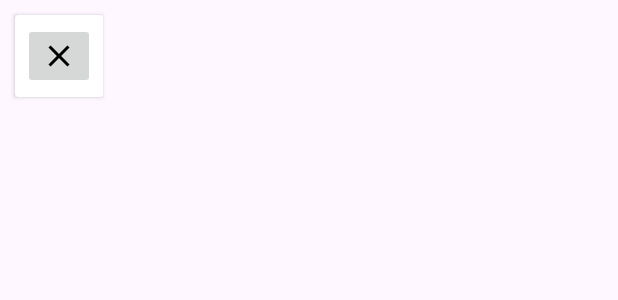
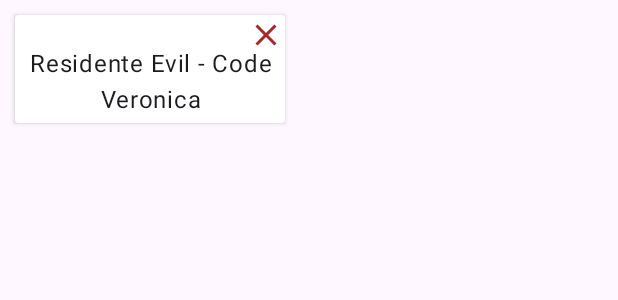
Before and after one commit to FilipeNeiva/ListaGaymer, an Android app: the layout game_list_adapter.xml on its own in the app's theme, with its tools: preview values and no code run, on a phone screen of 412 x 824 dp. Shown: the top 300 px of the screen. Run offline under Robolectric (Android 15) with nearby library versions, the phone set to English and light mode, and no system bars.

Commit message:
ajuste card layout

```diff
--- a/app/src/main/java/com/example/listagaymer/DoneGameFragment.kt
+++ b/app/src/main/java/com/example/listagaymer/DoneGameFragment.kt
@@ -31,7 +31,7 @@ class DoneGameFragment : Fragment() {
 
         binding.apply {
             doneGameRecycler.setHasFixedSize(true)
-            doneGameRecycler.layoutManager = GridLayoutManager(activity, 3)
+            doneGameRecycler.layoutManager = GridLayoutManager(activity, 2)
         }
 
     }
--- a/app/src/main/java/com/example/listagaymer/IntentGameFragment.kt
+++ b/app/src/main/java/com/example/listagaymer/IntentGameFragment.kt
@@ -30,7 +30,7 @@ class IntentGameFragment : Fragment() {
 
         binding.apply {
             doneGameRecycler.setHasFixedSize(true)
-            doneGameRecycler.layoutManager = GridLayoutManager(activity, 3)
+            doneGameRecycler.layoutManager = GridLayoutManager(activity, 2)
         }
 
     }
--- a/app/src/main/java/com/example/listagaymer/PlayingFragment.kt
+++ b/app/src/main/java/com/example/listagaymer/PlayingFragment.kt
@@ -30,7 +30,7 @@ class PlayingFragment : Fragment() {
 
         binding.apply {
             playingRecycler.setHasFixedSize(true)
-            playingRecycler.layoutManager = GridLayoutManager(activity, 3)
+            playingRecycler.layoutManager = GridLayoutManager(activity, 2)
         }
 
     }
--- a/app/src/main/res/drawable/baseline_clear_24.xml
+++ b/app/src/main/res/drawable/baseline_clear_24.xml
@@ -1,4 +1,4 @@
-<vector xmlns:android="http://schemas.android.com/apk/res/android" android:height="24dp" android:tint="#000000" android:viewportHeight="24" android:viewportWidth="24" android:width="24dp">
+<vector xmlns:android="http://schemas.android.com/apk/res/android" android:height="24dp" android:tint="#A72828" android:viewportHeight="24" android:viewportWidth="24" android:width="24dp">
 
     <path android:fillColor="@android:color/white" android:pathData="M19,6.41L17.59,5 12,10.59 6.41,5 5,6.41 10.59,12 5,17.59 6.41,19 12,13.41 17.59,19 19,17.59 13.41,12z"/>
 
--- a/app/src/main/res/layout/game_list_adapter.xml
+++ b/app/src/main/res/layout/game_list_adapter.xml
@@ -1,31 +1,35 @@
 <?xml version="1.0" encoding="utf-8"?>
 <androidx.cardview.widget.CardView xmlns:android="http://schemas.android.com/apk/res/android"
     xmlns:app="http://schemas.android.com/apk/res-auto"
-    android:layout_width="wrap_content"
+    android:layout_width="180dp"
     android:layout_height="wrap_content"
     android:layout_margin="10dp">
 
     <androidx.constraintlayout.widget.ConstraintLayout
         android:layout_width="match_parent"
-        android:layout_height="match_parent"
+        android:layout_height="wrap_content"
         android:padding="5dp">
 
         <TextView
             android:id="@+id/game_name"
-            android:layout_width="wrap_content"
+            android:layout_width="match_parent"
             android:layout_height="wrap_content"
+            android:text="Residente Evil - Code Veronica"
+            android:textAlignment="center"
+            android:textAppearance="@style/TextAppearance.Material3.BodyLarge"
             app:layout_constraintBottom_toBottomOf="parent"
             app:layout_constraintStart_toStartOf="parent"
-            app:layout_constraintTop_toTopOf="parent" />
+            app:layout_constraintTop_toBottomOf="@+id/remove_game_btn" />
 
         <ImageButton
             android:id="@+id/remove_game_btn"
-            android:layout_width="wrap_content"
-            android:layout_height="wrap_content"
+            android:layout_width="15dp"
+            android:layout_height="15dp"
+            android:background="@android:color/transparent"
+            android:contentDescription="@string/excluir_jogo"
             android:src="@drawable/baseline_clear_24"
-            app:layout_constraintStart_toEndOf="@+id/game_name"
-            app:layout_constraintTop_toTopOf="parent"
-            android:contentDescription="@string/excluir_jogo" />
+            app:layout_constraintEnd_toEndOf="parent"
+            app:layout_constraintTop_toTopOf="parent" />
 
 
     </androidx.constraintlayout.widget.ConstraintLayout>
```
Also changed, not shown: app/src/main/java/com/example/listagaymer/adapter/GameListAdapter.kt (+4 -5 lines), app/src/main/res/layout/activity_main.xml (+0 -7 lines).
